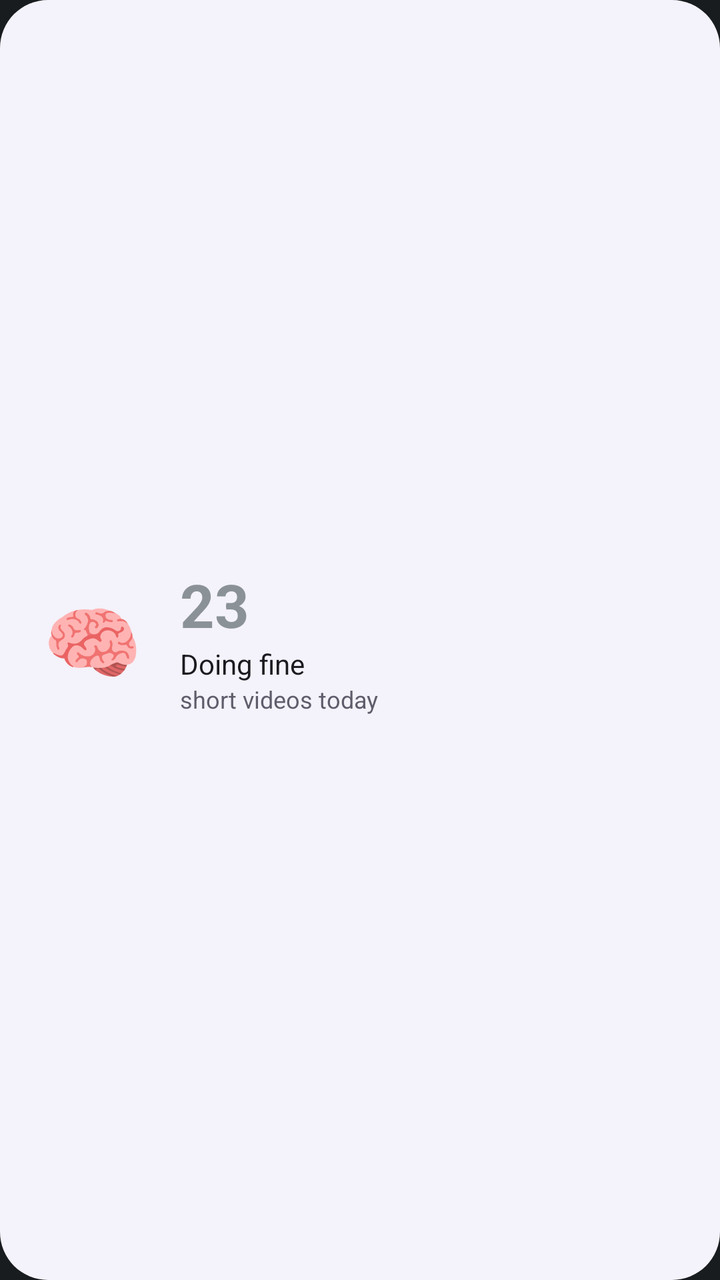
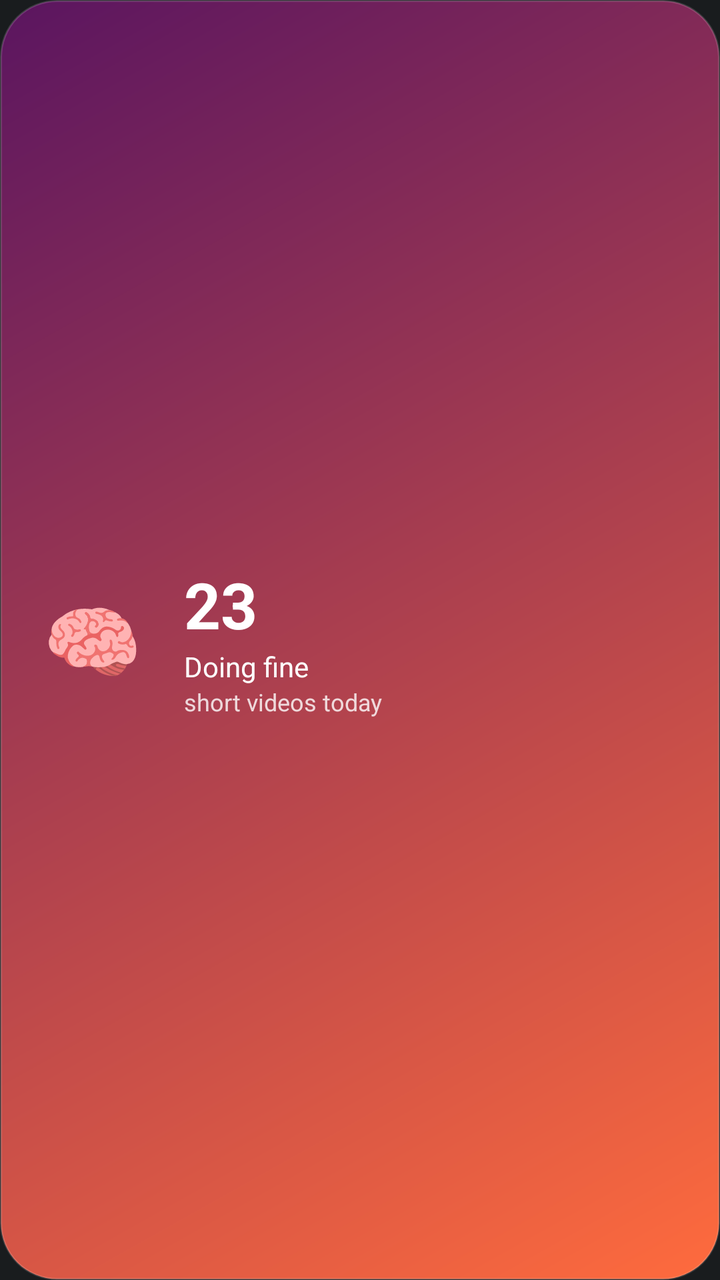

Two renders of the same Android screen: before a commit and after it. Below are the layout's source before the change and the commit's diff.
<!-- AndroidManifest.xml: application theme android:Theme.DeviceDefault.NoActionBar -->
<!-- res/layout/widget_reels_preview.xml -->
<?xml version="1.0" encoding="utf-8"?>
<LinearLayout xmlns:android="http://schemas.android.com/apk/res/android"
    android:id="@+id/w_preview_root"
    android:layout_width="match_parent"
    android:layout_height="match_parent"
    android:background="@drawable/widget_bg"
    android:gravity="center_vertical"
    android:orientation="horizontal"
    android:padding="14dp">

    <TextView
        android:layout_width="64dp"
        android:layout_height="64dp"
        android:gravity="center"
        android:text="🧠"
        android:textSize="40sp" />

    <LinearLayout
        android:layout_width="0dp"
        android:layout_height="wrap_content"
        android:layout_marginStart="12dp"
        android:layout_weight="1"
        android:orientation="vertical">

        <TextView
            android:id="@+id/w_reels_count"
        android:text="@string/wp_reels_count"
            android:layout_width="wrap_content"
            android:layout_height="wrap_content"
            android:maxLines="1"
            android:textSize="30sp"
            android:textStyle="bold" />

        <TextView
            android:id="@+id/w_reels_mood"
        android:text="@string/wp_reels_mood"
            android:layout_width="wrap_content"
            android:layout_height="wrap_content"
            android:maxLines="1"
            android:textColor="@color/widget_text"
            android:textSize="14sp" />

        <TextView
            android:id="@+id/w_reels_sub"
        android:text="@string/wp_reels_sub"
            android:layout_width="wrap_content"
            android:layout_height="wrap_content"
            android:maxLines="1"
            android:textColor="@color/widget_text_secondary"
            android:textSize="12sp" />
    </LinearLayout>
</LinearLayout>
<!-- resources referenced by this layout -->
<resources>
  <color name="widget_text">#1B1B1F</color>
  <color name="widget_text_secondary">#5F5C6B</color>
  <!-- drawable widget_bg (drawable) -->
  <?xml version="1.0" encoding="utf-8"?>
  <shape xmlns:android="http://schemas.android.com/apk/res/android" android:shape="rectangle">
      <solid android:color="@color/widget_bg" />
      <corners android:radius="24dp" />
  </shape>
  <string name="wp_reels_count">23</string>
  <string name="wp_reels_mood">Doing fine</string>
  <string name="wp_reels_sub">short videos today</string>
  <color name="widget_bg">#F4F2FA</color>
</resources>

<!-- the commit's change to res/layout/widget_reels_preview.xml (unified diff, before → after) -->
@@ -1,52 +1,17 @@
 <?xml version="1.0" encoding="utf-8"?>
-<LinearLayout xmlns:android="http://schemas.android.com/apk/res/android"
-    android:id="@+id/w_preview_root"
+<FrameLayout xmlns:android="http://schemas.android.com/apk/res/android"
+    android:id="@+id/w_root"
     android:layout_width="match_parent"
-    android:layout_height="match_parent"
-    android:background="@drawable/widget_bg"
-    android:gravity="center_vertical"
-    android:orientation="horizontal"
-    android:padding="14dp">
-
-    <TextView
-        android:layout_width="64dp"
-        android:layout_height="64dp"
-        android:gravity="center"
-        android:text="🧠"
-        android:textSize="40sp" />
-
-    <LinearLayout
-        android:layout_width="0dp"
-        android:layout_height="wrap_content"
-        android:layout_marginStart="12dp"
-        android:layout_weight="1"
-        android:orientation="vertical">
-
-        <TextView
-            android:id="@+id/w_reels_count"
-        android:text="@string/wp_reels_count"
-            android:layout_width="wrap_content"
-            android:layout_height="wrap_content"
-            android:maxLines="1"
-            android:textSize="30sp"
-            android:textStyle="bold" />
-
-        <TextView
-            android:id="@+id/w_reels_mood"
-        android:text="@string/wp_reels_mood"
-            android:layout_width="wrap_content"
-            android:layout_height="wrap_content"
-            android:maxLines="1"
-            android:textColor="@color/widget_text"
-            android:textSize="14sp" />
-
-        <TextView
-            android:id="@+id/w_reels_sub"
-        android:text="@string/wp_reels_sub"
-            android:layout_width="wrap_content"
-            android:layout_height="wrap_content"
-            android:maxLines="1"
-            android:textColor="@color/widget_text_secondary"
-            android:textSize="12sp" />
-    </LinearLayout>
+    android:layout_height="match_parent">
+<ImageView android:id="@+id/w_bg" android:layout_width="match_parent" android:layout_height="match_parent" android:contentDescription="@null" android:scaleType="fitXY" android:src="@drawable/wbg_sig_reels" />
+<LinearLayout android:layout_width="match_parent" android:layout_height="match_parent" android:orientation="horizontal" android:gravity="center_vertical" android:padding="14dp">
+<LinearLayout android:layout_width="match_parent" android:layout_height="wrap_content" android:orientation="horizontal" android:gravity="center_vertical">
+<TextView android:layout_width="64dp" android:layout_height="64dp" android:maxLines="1" android:ellipsize="end" android:textColor="#FFFFFFFF" android:textSize="40sp" android:gravity="center" android:text="🧠" />
+<LinearLayout android:layout_width="0dp" android:layout_height="wrap_content" android:orientation="vertical" android:layout_weight="1" android:layout_marginStart="14dp">
+<TextView android:id="@+id/w_reels_count" android:layout_width="wrap_content" android:layout_height="wrap_content" android:maxLines="1" android:ellipsize="end" android:textColor="#FFFFFFFF" android:textSize="32sp" android:textStyle="bold" android:text="@string/wp_reels_count" />
+<TextView android:id="@+id/w_reels_mood" android:layout_width="wrap_content" android:layout_height="wrap_content" android:maxLines="1" android:ellipsize="end" android:textColor="#FFFFFFFF" android:textSize="14sp" android:text="@string/wp_reels_mood" />
+<TextView android:id="@+id/w_reels_sub" android:layout_width="wrap_content" android:layout_height="wrap_content" android:maxLines="1" android:ellipsize="end" android:textColor="#CCFFFFFF" android:textSize="12sp" android:text="@string/wp_reels_sub" />
 </LinearLayout>
+</LinearLayout>
+</LinearLayout>
+</FrameLayout>
<!-- resource entries referenced after the edit -->
@@ -1,16 +1,14 @@
 <!-- resources referenced by this layout -->
 <resources>
-  <color name="widget_text">#1B1B1F</color>
-  <color name="widget_text_secondary">#5F5C6B</color>
-  <!-- drawable widget_bg (drawable) -->
+  <!-- drawable wbg_sig_reels (drawable) -->
   <?xml version="1.0" encoding="utf-8"?>
   <shape xmlns:android="http://schemas.android.com/apk/res/android" android:shape="rectangle">
-      <solid android:color="@color/widget_bg" />
-      <corners android:radius="24dp" />
+      <gradient android:angle="315" android:endColor="#FFFF6B3D" android:startColor="#FF5A1560" />
+      <corners android:radius="28dp" />
+      <stroke android:width="1dp" android:color="#26FFFFFF" />
   </shape>
   <string name="wp_reels_count">23</string>
   <string name="wp_reels_mood">Doing fine</string>
   <string name="wp_reels_sub">short videos today</string>
-  <color name="widget_bg">#F4F2FA</color>
 </resources>
 
